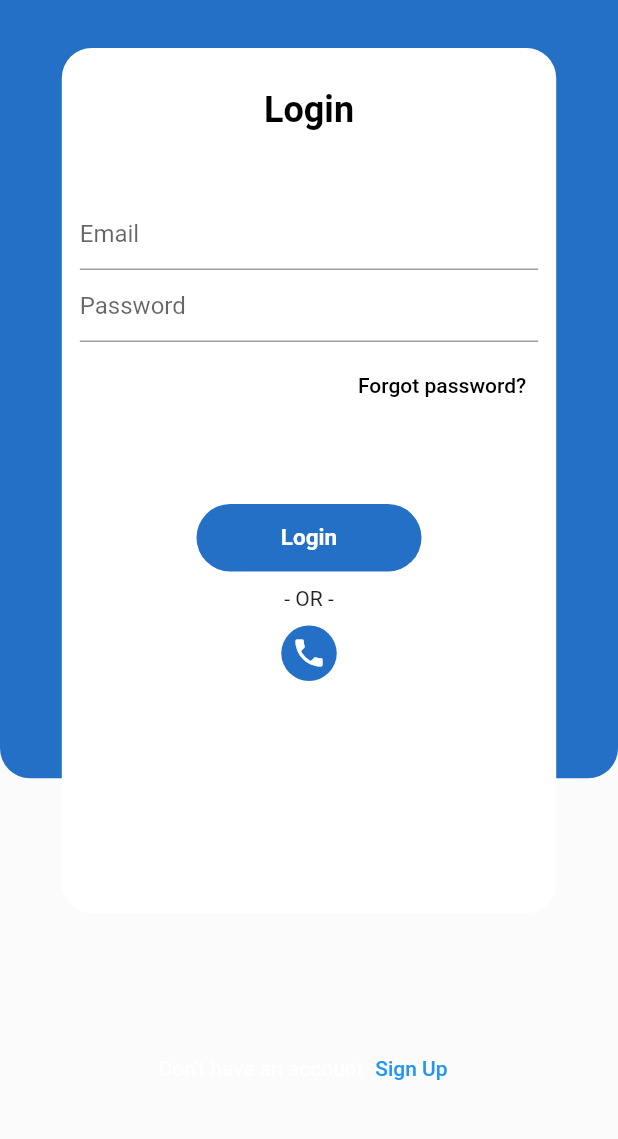
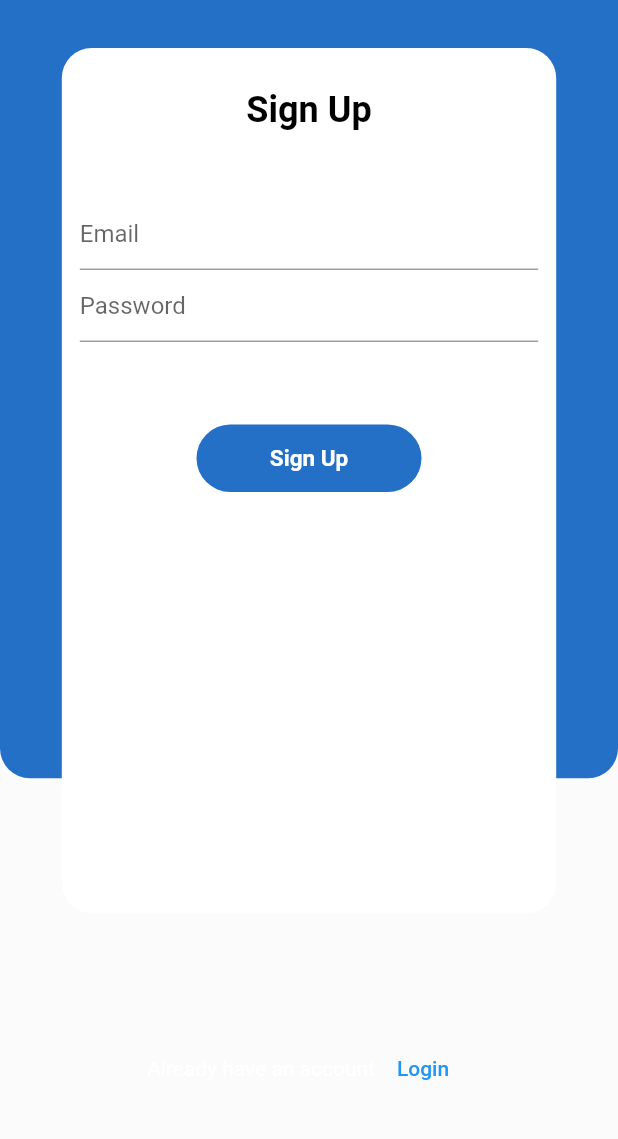
Before and after one commit to hifzakanwal/Flutter_login_singup_ui, a Flutter app: the screen it shows after launch, on a phone screen of 412 x 824 dp, the part 87-1226 px from its top. Run offline on Flutter 3.47's test engine with Material 2 defaults, Android fonts, the phone set to English and light mode, and no system bars.

Commit message:
SignUp_Screen_UI

```diff
--- /dev/null
+++ b/lib/SignUpScreen.dart
@@ -0,0 +1,125 @@
+import 'dart:ui';
+
+import 'package:firebase_auth/Component.dart';
+import 'package:flutter/material.dart';
+
+class signUpScreen extends StatefulWidget {
+  const signUpScreen({super.key});
+
+  @override
+  State<signUpScreen> createState() => _signUpScreenState();
+}
+
+class _signUpScreenState extends State<signUpScreen> {
+  @override
+  Widget build(BuildContext context) {
+    final emailcon = TextEditingController();
+    final Passwordcon = TextEditingController();
+
+    return Scaffold(
+      backgroundColor: Color.fromARGB(15, 187, 187, 187),
+      body: Stack(
+        children: [
+          Container(
+            height: MediaQuery.of(context).size.height * 0.7,
+            decoration: BoxDecoration(
+                color: bcolor,
+                borderRadius: BorderRadius.only(
+                  bottomLeft: Radius.circular(20),
+                  bottomRight: Radius.circular(20),
+                )),
+          ),
+          Padding(
+            padding: const EdgeInsets.all(8.0),
+            child: Column(
+              // crossAxisAlignment: CrossAxisAlignment.center,
+              children: [
+                SizedBox(
+                  height: 15,
+                ),
+                Center(
+                  child: Text(
+                    "Firebase",
+                    style: TextStyle(
+                        color: Colors.white,
+                        fontSize: 30,
+                        fontWeight: FontWeight.bold),
+                  ),
+                ),
+                SizedBox(
+                  height: 20,
+                ),
+                Padding(
+                  padding: const EdgeInsets.all(12),
+                  child: Container(
+                    width: MediaQuery.of(context).size.height * 0.4,
+                    height: MediaQuery.of(context).size.height * 0.7,
+                    decoration: BoxDecoration(
+                      color: Colors.white,
+                      borderRadius: BorderRadius.circular(20),
+                    ),
+                    child: Padding(
+                      padding: const EdgeInsets.all(12),
+                      child: Column(
+                        children: [
+                          SizedBox(
+                            height: 15,
+                          ),
+                          Text(
+                            "Sign Up",
+                            style: TextStyle(
+                                color: Colors.black,
+                                fontWeight: FontWeight.bold,
+                                fontSize: 24),
+                          ),
+                          SizedBox(
+                            height: 45,
+                          ),
+                          TextFormField(
+                              keyboardType: TextInputType.emailAddress,
+                              controller: emailcon,
+                              decoration: InputDecoration(
+                                hintText: "Email",
+                              )),
+                          TextFormField(
+                            keyboardType: TextInputType.emailAddress,
+                            controller: Passwordcon,
+                            decoration: InputDecoration(
+                              hintText: "Password",
+                            ),
+                          ),
+                          SizedBox(
+                            height: 55,
+                          ),
+                          roundbutton(title: "Sign Up", tapfun: () {}),
+                        ],
+                      ),
+                    ),
+                  ),
+                ),
+              ],
+            ),
+          ),
+          Padding(
+            padding: const EdgeInsets.all(30),
+            child: Align(
+              alignment: Alignment.bottomCenter,
+              child: Row(
+                mainAxisAlignment: MainAxisAlignment.center,
+                children: [
+                  Text(
+                    "Already have an account",
+                    style: TextStyle(
+                      color: Colors.white,
+                    ),
+                  ),
+                  TextButton(onPressed: () {}, child: Text("Login")),
+                ],
+              ),
+            ),
+          ),
+        ],
+      ),
+    );
+  }
+}
--- a/lib/main.dart
+++ b/lib/main.dart
@@ -1,3 +1,4 @@
+import 'package:firebase_auth/SignUpScreen.dart';
 import 'package:flutter/material.dart';
 import 'loginscreen.dart';
 import 'Component.dart';
@@ -18,7 +19,7 @@ class MyApp extends StatelessWidget {
         primaryColor: Color(0xff2470c7),
       ),
       home:
-          loginscreen(), // This trailing comma makes auto-formatting nicer for build methods.
+          signUpScreen(), // This trailing comma makes auto-formatting nicer for build methods.
     );
   }
 }
```
